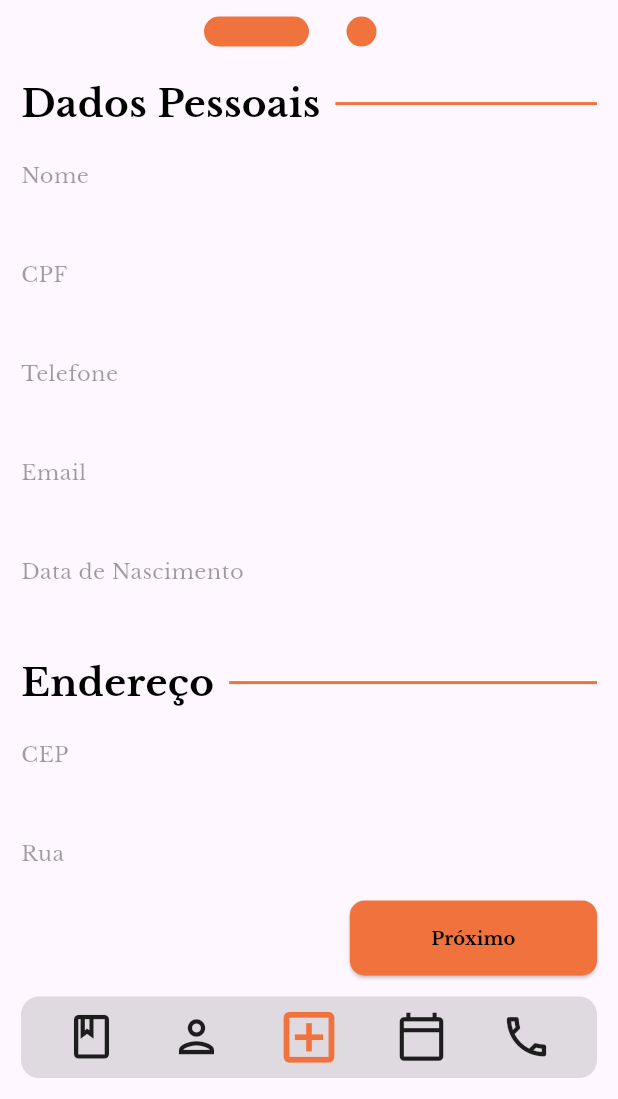
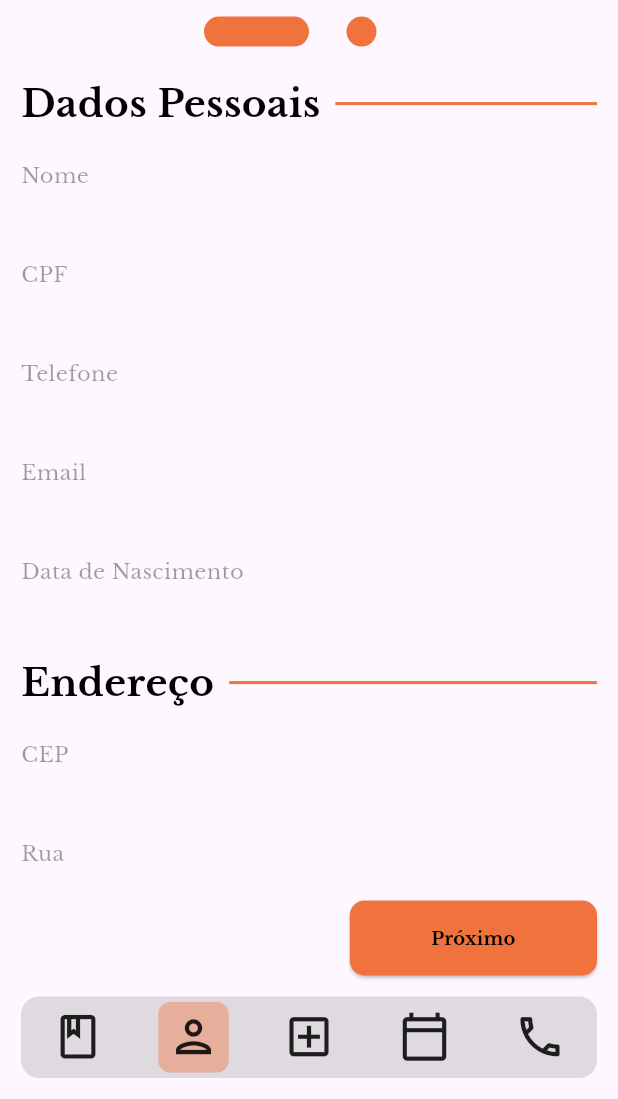
Before and after one commit to MMedeiros03/CFCVitoriaApp, a Flutter app: the FooterWidget widget shown alone on an empty page, opened directly, after a tap on the "person" icon, on a phone screen of 412 x 824 dp, the part 137-1236 px from its top. Run offline on Flutter 3.47's test engine with Material 3 defaults, Android fonts, the phone set to English and light mode, and no system bars; our stand-ins replace camera, carousel_slider, firebase_core, firebase_storage, flutter_secure_storage, font_awesome_flutter and 5 more; missing offline and left inert: firebase_app_check; accounts and stored records are empty; network calls fail; project files that could hold a hidden picture were left out.

Commit message:
melhorias no app e completando informações dinamicas no servico

```diff
--- a/lib/Widgets/doc_card_widget.dart
+++ b/lib/Widgets/doc_card_widget.dart
@@ -54,7 +54,7 @@ class DocCard extends StatelessWidget {
                               maxLines: 2,
                               overflow: true,
                               text:
-                                  "Capture uma nova foto ou escolha uma imagem da galeria",
+                                  "Capture uma nova imagem do documento solicitado acima",
                               size: 12,
                               color: Colors.black54,
                             ),
--- a/lib/Widgets/footer_widget.dart
+++ b/lib/Widgets/footer_widget.dart
@@ -21,54 +21,83 @@ class _FooterWidgetState extends State<FooterWidget> {
           child: Row(
             crossAxisAlignment: CrossAxisAlignment.center,
             mainAxisAlignment: MainAxisAlignment.center,
-            spacing: 35,
+            spacing: 30,
             children: [
               GestureDetector(
                   onTap: () {
                     _redirecionarParaPagina("/servicos");
                   },
+                  child: Container(
+                      decoration: BoxDecoration(
+                          color: defineCorPelaRota("/servicos"),
+                          borderRadius: BorderRadius.circular(8)),
+                      child: Padding(
+                        padding: EdgeInsets.all(6),
                         child: Icon(
                           Icons.book_outlined,
                           size: 35,
                         ),
-              ),
+                      ))),
               GestureDetector(
                   onTap: () {
                     _validarERedirecionar("/meusDados");
                   },
+                  child: Container(
+                      decoration: BoxDecoration(
+                          color: defineCorPelaRota("/meusDados"),
+                          borderRadius: BorderRadius.circular(8)),
+                      child: Padding(
+                        padding: EdgeInsets.all(6),
                         child: Icon(
                           Icons.person_outlined,
                           size: 35,
                         ),
-              ),
+                      ))),
               GestureDetector(
                   onTap: () {
                     _validarERedirecionar("/create-agendamento");
                   },
+                  child: Container(
+                      decoration: BoxDecoration(
+                          color: defineCorPelaRota("/create-agendamento"),
+                          borderRadius: BorderRadius.circular(8)),
+                      child: Padding(
+                        padding: EdgeInsets.all(6),
                         child: Icon(
                           Icons.add_box_outlined,
-                  color: Color(0xFFF0733D),
-                  size: 45,
+                          size: 35,
                         ),
-              ),
+                      ))),
               GestureDetector(
                   onTap: () {
                     _validarERedirecionar("/agendamentos");
                   },
+                  child: Container(
+                      decoration: BoxDecoration(
+                          color: defineCorPelaRota("/agendamentos"),
+                          borderRadius: BorderRadius.circular(8)),
+                      child: Padding(
+                        padding: EdgeInsets.all(6),
                         child: Icon(
                           Icons.calendar_today_outlined,
                           size: 35,
                         ),
-              ),
+                      ))),
               GestureDetector(
                   onTap: () {
                     _redirecionarParaPagina("/sobreNos");
                   },
+                  child: Container(
+                      decoration: BoxDecoration(
+                          color: defineCorPelaRota("/sobreNos"),
+                          borderRadius: BorderRadius.circular(8)),
+                      child: Padding(
+                        padding: EdgeInsets.all(6),
                         child: Icon(
                           Icons.phone_outlined,
                           size: 35,
                         ),
-              ),
+                      ))),
             ],
           ),
         ));
@@ -85,7 +114,17 @@ class _FooterWidgetState extends State<FooterWidget> {
       Get.toNamed("/login",
           arguments: "Você precisa fazer o login para visualizar seus dados");
     } else {
-      Get.offNamed(path);
+      Get.toNamed(path);
+    }
+  }
+
+  Color defineCorPelaRota(String path) {
+    var rotaAtual = Get.currentRoute;
+
+    if (rotaAtual == path) {
+      return Color.fromARGB(108, 240, 115, 61);
+    } else {
+      return Colors.transparent;
     }
   }
 
--- a/lib/Widgets/header_widget.dart
+++ b/lib/Widgets/header_widget.dart
@@ -34,8 +34,8 @@ class _HeaderWidgetState extends State<HeaderWidget> {
                   ),
                 ),
                 GestureDetector(
-                  onTap: () async {
-                    await Get.toNamed("/home");
+                  onTap: () {
+                    Get.offAllNamed("/home");
                   },
                   child: ClipRRect(
                     borderRadius: BorderRadius.circular(10),
--- a/lib/Widgets/side_bar_widget.dart
+++ b/lib/Widgets/side_bar_widget.dart
@@ -123,7 +123,9 @@ class SideBarMenuState extends State<SideBarMenu> {
   }
 
   _redirectToRegisters(String path) async {
-    Scaffold.of(context).closeDrawer();
+    if (mounted) {
+      Scaffold.of(context).closeDrawer();
+    }
     Get.toNamed(path);
   }
 }
--- a/pubspec.yaml
+++ b/pubspec.yaml
@@ -48,6 +48,7 @@ dependencies:
   firebase_core: ^3.13.0
   firebase_storage: ^12.4.5
   firebase_app_check: ^0.3.2+5
+  font_awesome_flutter: ^10.8.0
   camera: ^0.11.0+1
   path: ^1.9.0
 
```
Also changed, not shown: lib/Dto/Response/Requisito/requisito_rdto.dart (added, +25 -0 lines), lib/Dto/Response/Servico/servico_rdto.dart (+7 -0 lines), lib/Pages/home_page.dart (+9 -4 lines), lib/Pages/login_page.dart (+18 -9 lines), lib/Pages/servico_page.dart (+16 -10 lines), lib/Pages/sobre_nos_page.dart (+37 -8 lines), lib/Utils/routes.dart (+26 -26 lines), lib/Dto/Response/Requisito/requisito_rdto.g.dart (added), lib/Dto/Response/Servico/servico_rdto.g.dart. Lines whose indentation alone changed are shown as unchanged.
